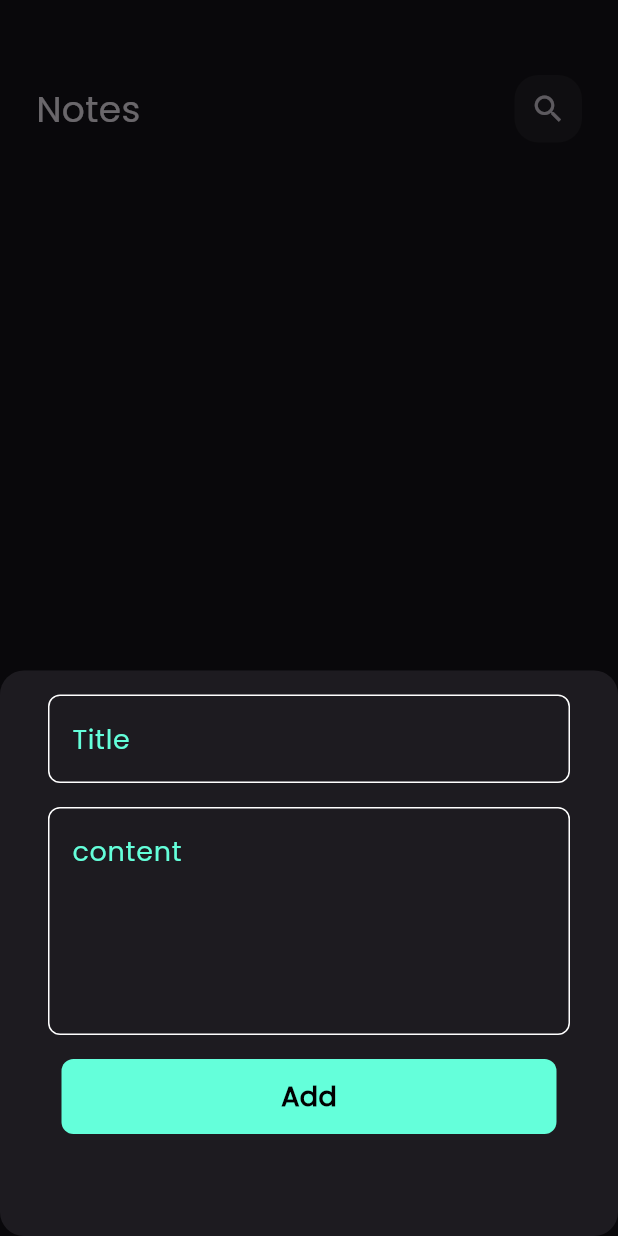
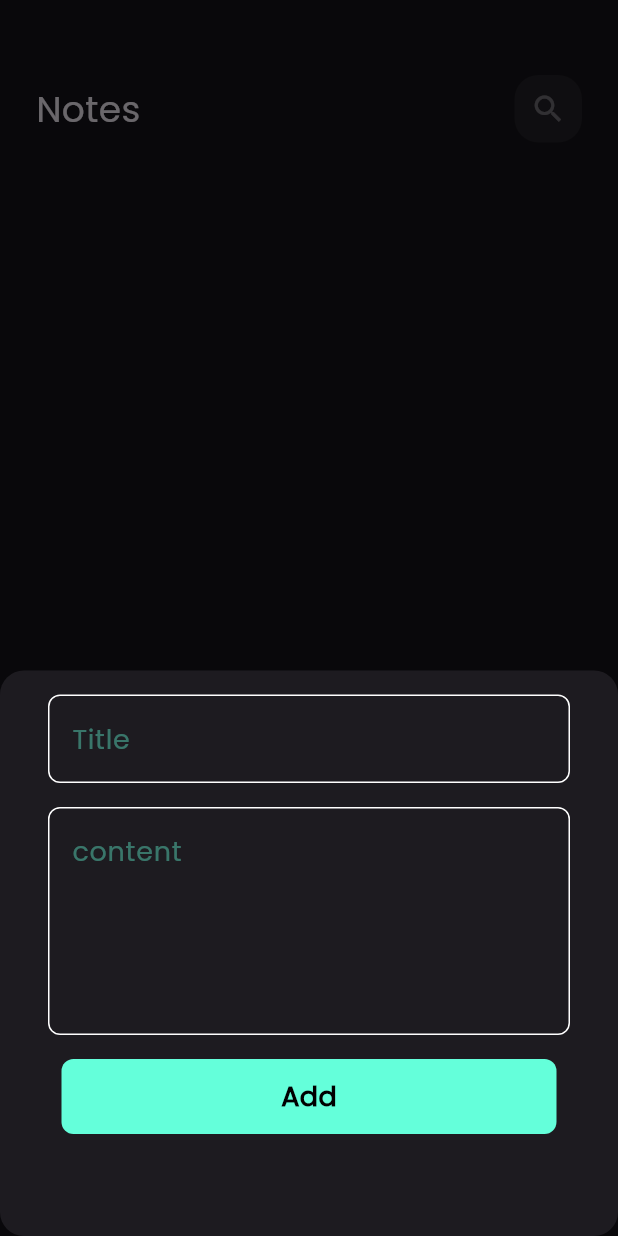
Before and after one commit to abdullahaltoubeh/nots_app, a Flutter app: the screen it shows after launch, after a tap on the "add" icon, on a phone screen of 412 x 824 dp. Run offline on Flutter 3.47's test engine with Material 3 defaults, Android fonts, the phone set to English and light mode, and no system bars; our stand-ins replace flutter_bloc, font_awesome_flutter, hive, hive_flutter; accounts and stored records are empty.

Commit message:
edit note done

```diff
--- a/lib/models/note_model.dart
+++ b/lib/models/note_model.dart
@@ -4,13 +4,13 @@ part 'note_model.g.dart';
 @HiveType(typeId: 0)
 class NoteModel extends HiveObject{
   @HiveField(0)
-  final String title;
+   String title;
   @HiveField(1)
-  final String subTitle;
+   String subTitle;
   @HiveField(2)
   final String date;
   @HiveField(3)
-  final int color;
+   int color;
 
   NoteModel(
       {required this.title,
--- a/lib/views/widgets/custom_app_bar.dart
+++ b/lib/views/widgets/custom_app_bar.dart
@@ -3,17 +3,18 @@ import 'package:flutter/material.dart';
 import 'package:nots_app/views/widgets/custom_icon.dart';
 
 class CustomAppBar extends StatelessWidget {
-  CustomAppBar({super.key, required this.title,required this.icon});
-
+  CustomAppBar({super.key, required this.title,required this.icon, this.onPressed});
+  final void Function()? onPressed;
   String title;
   final IconData icon;
   @override
   Widget build(BuildContext context) {
     return Row(
       children: [
-        Text(title, style: TextStyle(fontSize: 24)),
+        Text(title, style: const TextStyle(fontSize: 24)),
         const Spacer(),
          CustomIcon(
+           onPressed: onPressed,
           iconType: icon,
         )
       ],
--- a/lib/views/widgets/custom_icon.dart
+++ b/lib/views/widgets/custom_icon.dart
@@ -2,10 +2,10 @@ import 'package:flutter/material.dart';
 import 'package:font_awesome_flutter/font_awesome_flutter.dart';
 
 class CustomIcon extends StatelessWidget {
-  const CustomIcon({super.key, required this.iconType});
+  const CustomIcon({super.key, required this.iconType, this.onPressed});
 
   final IconData iconType;
-
+  final void Function()? onPressed;
   @override
   Widget build(BuildContext context) {
     return Container(
@@ -15,7 +15,11 @@ class CustomIcon extends StatelessWidget {
         color: Colors.white.withOpacity(.05),
         borderRadius: BorderRadius.circular(16),
       ),
-      child: Center(child: IconButton(onPressed: (){},icon: Icon(iconType),)),
+      child: Center(
+          child: IconButton(
+        onPressed: onPressed,
+        icon: Icon(iconType),
+      )),
     );
   }
 }
--- a/lib/views/widgets/cutom_text_field.dart
+++ b/lib/views/widgets/cutom_text_field.dart
@@ -3,8 +3,8 @@ import 'package:nots_app/consts_file.dart';
 
 class CustomTextField extends StatelessWidget {
   const CustomTextField(
-      {super.key, required this.hint, this.maxLines = 1, this.onSaved});
-
+      {super.key, required this.hint, this.maxLines = 1, this.onSaved, this.onChanged});
+  final void Function(String)? onChanged;
   final String hint;
   final int maxLines;
   final void Function(String?)? onSaved;
@@ -14,6 +14,7 @@ class CustomTextField extends StatelessWidget {
     return Padding(
       padding: const EdgeInsets.symmetric(horizontal: 16),
       child: TextFormField(
+        onChanged: onChanged,
         onSaved: onSaved,
         validator: (value) {
           if (value == null || value.isEmpty) {
@@ -25,7 +26,7 @@ class CustomTextField extends StatelessWidget {
         cursorColor: kPrimaryColor,
         decoration: InputDecoration(
           hintText: hint,
-          hintStyle: const TextStyle(color: kPrimaryColor, fontSize: 18),
+          hintStyle: TextStyle(color: Color(kPrimaryColor.value).withOpacity(0.4), fontSize: 18,),
           border: buildBorder(),
           enabledBorder: buildBorder(Colors.white),
           focusedBorder: buildBorder(kPrimaryColor),
```
Also changed, not shown: lib/views/edit_notes_view.dart (+4 -3 lines), lib/views/widgets/edit_notes_body.dart (+38 -16 lines), lib/views/widgets/note_item.dart (+8 -5 lines).
